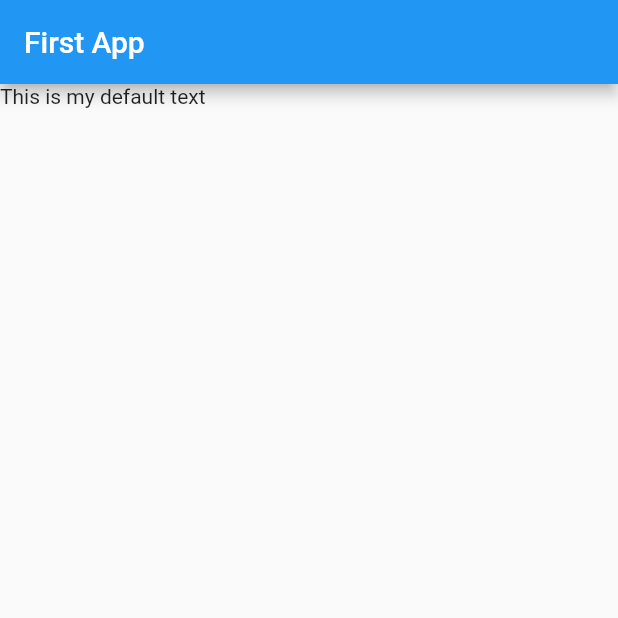
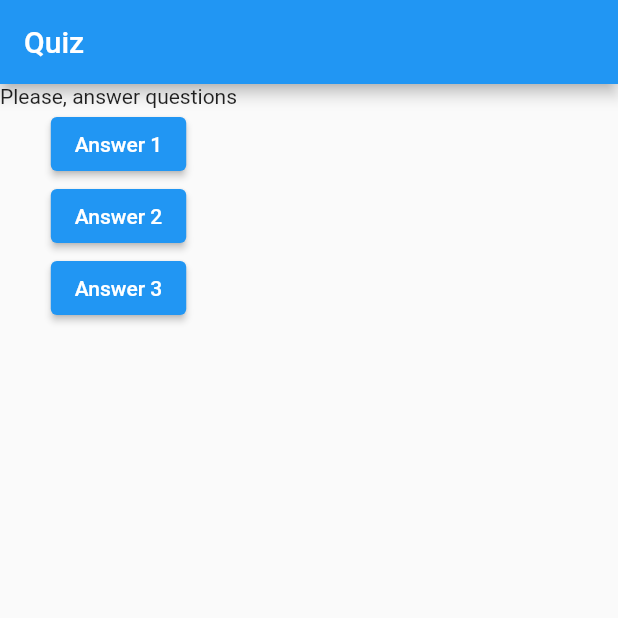
Before and after one commit to SashaPilevich/dart-flutter-basic, a Flutter app: the screen it shows after launch, on a phone screen of 412 x 824 dp, the top half of it. Run offline on Flutter 3.47's test engine with Material 2 defaults, Android fonts, the phone set to English and light mode, and no system bars.

Commit message:
feat:connect function with button

```diff
--- a/flutter_first_app/lib/main.dart
+++ b/flutter_first_app/lib/main.dart
@@ -6,13 +6,25 @@ void main() {
 
 class MyApp extends StatelessWidget {
   MyApp({super.key});
+  void answerQuestion() {
+    print('Answer chosen!');
+  }
 
   @override
   Widget build(BuildContext context) {
     return MaterialApp(
       home: Scaffold(
-        appBar: AppBar(title: Text('First App'),),
-        body: Text('This is my default text'),
+        appBar: AppBar(
+          title: Text('Quiz'),
+        ),
+        body: Column(
+          children:  [
+            Text('Please, answer questions'),
+            ElevatedButton(onPressed: answerQuestion, child: Text('Answer 1')),
+            ElevatedButton(onPressed: answerQuestion, child: Text('Answer 2')),
+            ElevatedButton(onPressed: answerQuestion, child: Text('Answer 3')),
+          ],
+        ),
       ),
     );
   }
```
